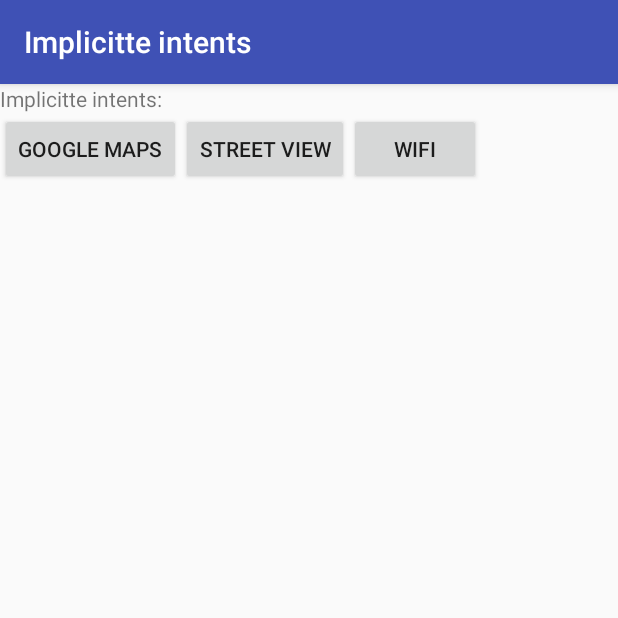
After one commit to Vitali-p/MobileApp, an Android app: the IntentActivity screen opened directly, with no data from a screen before it, on a phone screen of 412 x 824 dp, the top half of it. The commit adds this screen. Run offline under Robolectric (Android 15) with nearby library versions, the phone set to English and light mode, and no system bars.

Commit message:
Intents ok.

```diff
--- a/AppNR1/app/src/main/AndroidManifest.xml
+++ b/AppNR1/app/src/main/AndroidManifest.xml
@@ -9,18 +9,20 @@
     <application
         android:allowBackup="true"
         android:icon="@mipmap/ic_launcher"
-        android:label="@string/app_name"
         android:supportsRtl="true"
         android:theme="@style/AppTheme">
 
         <!-- synlig aktivitet på startskærmen -->
-        <activity android:name=".MainActivity">
+        <activity android:name=".MainActivity" android:label="@string/app_name">
             <intent-filter>
                 <action android:name="android.intent.action.MAIN" />
                 <category android:name="android.intent.category.LAUNCHER" />
             </intent-filter>
         </activity>
 
+        <activity android:name=".IntentActivity" android:label="Implicitte intents"/>
+
+
     </application>
 
 </manifest>
--- /dev/null
+++ b/AppNR1/app/src/main/java/vitali/appnr1/IntentActivity.java
@@ -0,0 +1,59 @@
+package vitali.appnr1;
+
+import android.content.ActivityNotFoundException;
+import android.content.Intent;
+import android.net.Uri;
+import android.os.Bundle;
+import android.provider.Settings;
+import android.support.v7.app.AppCompatActivity;
+import android.view.View;
+import android.view.WindowManager;
+import android.widget.Button;
+import android.widget.Toast;
+
+public class IntentActivity extends AppCompatActivity implements View.OnClickListener {
+
+    Button GoogleMapBut = null, GoogleStreetBut = null, WifiSettBut = null;
+
+    protected void onCreate(Bundle savedInstanceState) {
+        super.onCreate(savedInstanceState);
+        //Initiate the layout doby of XML file.
+        setContentView(R.layout.activity_intent);
+
+
+        //Get object from XLM file by ID.
+        GoogleMapBut = (Button) findViewById(R.id.buttonImplicitteMap);
+        GoogleStreetBut = (Button) findViewById(R.id.buttonImplicitteStreet);
+        WifiSettBut = (Button) findViewById(R.id.buttonImplicitteWifi);
+
+        GoogleMapBut.setOnClickListener(this);
+        GoogleStreetBut.setOnClickListener(this);
+        WifiSettBut.setOnClickListener(this);
+
+    }
+
+
+    @Override
+    public void onClick(View v) {
+        // Write and use 3 different intents.
+        // The Implicit intents, used in a external phone activities.
+        try{
+            // Execute Implicit intents.
+            if(v == GoogleMapBut){
+                Intent intentGoogleMap = new Intent(Intent.ACTION_VIEW, Uri.parse("geo:55.7855742,12.5191923?z=12"));
+                startActivity(intentGoogleMap);
+            }
+            else if(v == GoogleStreetBut){
+                startActivity(new Intent(Intent.ACTION_VIEW, Uri.parse("google.streetview:cbll=55.782093,12.5173112")));
+            }
+            else if (v == WifiSettBut){
+                startActivity(new Intent(Settings.ACTION_WIFI_SETTINGS));
+            }
+        } catch (ActivityNotFoundException e){
+            // See app error on screen.
+            Toast.makeText(this, "You are missing tools in your device:\n" + e.getMessage(), Toast.LENGTH_LONG).show();
+        }
+
+
+    }
+}
--- /dev/null
+++ b/AppNR1/app/src/main/res/layout/activity_intent.xml
@@ -0,0 +1,30 @@
+<?xml version="1.0" encoding="utf-8"?>
+<ScrollView xmlns:android="http://schemas.android.com/apk/res/android"
+    android:layout_width="match_parent" android:layout_height="match_parent">
+    <TableLayout
+        android:layout_width="match_parent"
+        android:layout_height="wrap_content">
+        <TableRow>
+
+            <TextView
+                android:text="Implicitte intents:"/>
+        </TableRow>
+        <TableRow>
+            <Button
+                android:id="@+id/buttonImplicitteMap"
+                android:text="Google Maps" />
+            <Button
+                android:id="@+id/buttonImplicitteStreet"
+                android:layout_width="wrap_content"
+                android:layout_height="wrap_content"
+                android:text="Street view" />
+
+            <Button
+                android:id="@+id/buttonImplicitteWifi"
+                android:layout_width="wrap_content"
+                android:layout_height="wrap_content"
+                android:text="Wifi" />
+        </TableRow>
+    </TableLayout>
+
+</ScrollView>
```
Also changed, not shown: AppNR1/app/src/main/java/vitali/appnr1/MainActivity.java (+22 -74 lines), AppNR1/app/src/main/res/layout/activity_main.xml (+15 -17 lines), 112 other files.
